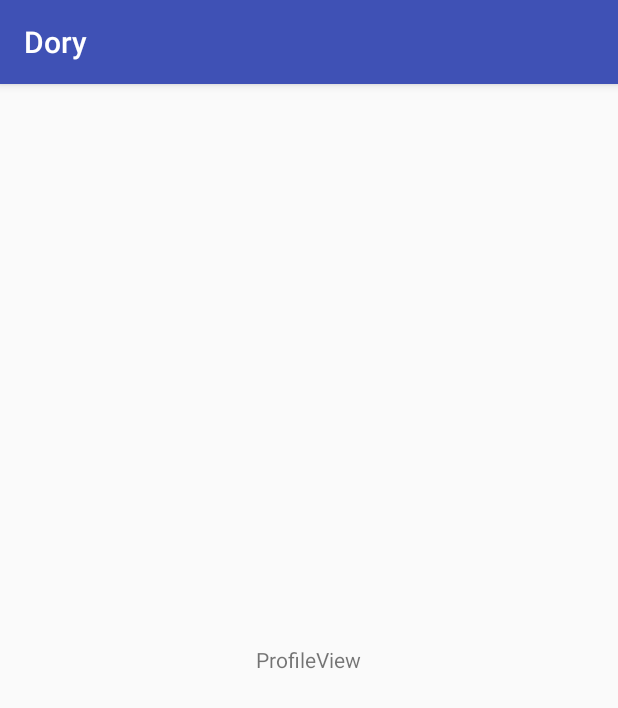
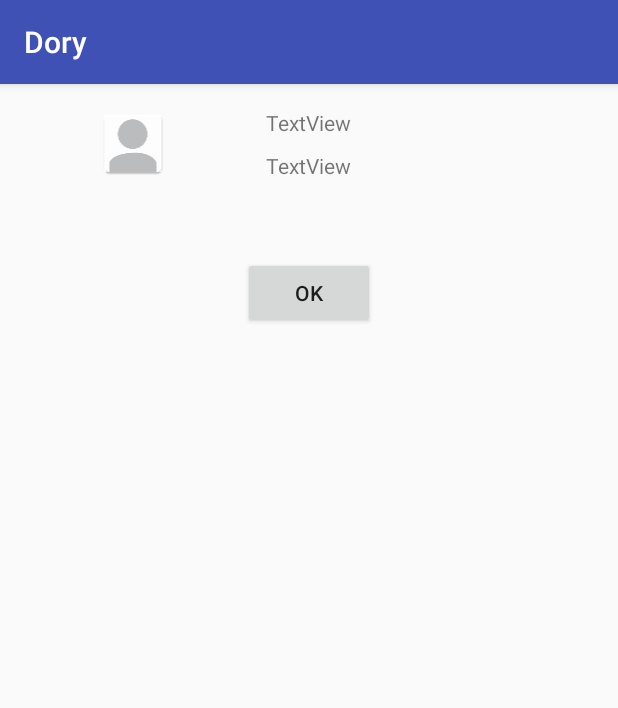
Before and after one commit to LorToso/Dory, an Android app: the UserProfileActivity screen opened directly, with no data from a screen before it, on a phone screen of 412 x 824 dp. Shown: the top 708 px of the screen. Run offline under Robolectric (Android 15) with nearby library versions, the phone set to English and light mode, and no system bars; libraries missing offline, so code that uses them is left out: com.doryapp.backend; 3 statements that could not run were skipped.

Commit message:
Clicking on the profile picture of a user now opens a ProfileActivity.

```diff
--- a/app/src/main/java/com/doryapp/dory/activities/AddFriendActivity.java
+++ b/app/src/main/java/com/doryapp/dory/activities/AddFriendActivity.java
@@ -112,11 +112,9 @@ public class AddFriendActivity extends AppCompatActivity {
 
     private void showProfile(DoryUser user) {
         Intent startActivity = new Intent(this,UserProfileActivity.class);
+        startActivity.putExtra("user", new Gson().toJson(user));
 
-        Bundle extras = new Bundle();
-        extras.putString("user", new Gson().toJson(user));
-
-        startActivity(startActivity, extras);
+        startActivity(startActivity);
     }
 
     private void sendFriendRequestTo(DoryUser user) {
--- a/app/src/main/java/com/doryapp/dory/activities/UserProfileActivity.java
+++ b/app/src/main/java/com/doryapp/dory/activities/UserProfileActivity.java
@@ -3,6 +3,8 @@ package com.doryapp.dory.activities;
 import android.content.Intent;
 import android.support.v7.app.AppCompatActivity;
 import android.os.Bundle;
+import android.view.View;
+import android.widget.TextView;
 
 import com.doryapp.backend.myApi.model.DoryUser;
 import com.doryapp.dory.R;
@@ -24,6 +26,24 @@ public class UserProfileActivity extends AppCompatActivity {
             return;
 
         user = new Gson().fromJson(userJson, DoryUser.class);
-        int i = 0;
+    }
+
+    @Override
+    protected void onStart()
+    {
+        super.onStart();
+        if(user == null)
+            return;
+
+        TextView nameView = (TextView)findViewById(R.id.nameView);
+        nameView.setText(user.getFirstName() + " " + user.getLastName());
+
+        TextView locationView = (TextView)findViewById(R.id.locationView);
+        locationView.setText(user.getLocation() == null ? "NO LOCATION SET" : user.getLocation().getName());
+    }
+
+    public void onClickOK(View v)
+    {
+        finish();
     }
 }
--- a/app/src/main/res/layout/activity_user_profile.xml
+++ b/app/src/main/res/layout/activity_user_profile.xml
@@ -1,5 +1,6 @@
 <?xml version="1.0" encoding="utf-8"?>
 <RelativeLayout xmlns:android="http://schemas.android.com/apk/res/android"
+    xmlns:app="http://schemas.android.com/apk/res-auto"
     xmlns:tools="http://schemas.android.com/tools"
     android:id="@+id/activity_user_profile"
     android:layout_width="match_parent"
@@ -10,11 +11,38 @@
     android:paddingTop="@dimen/activity_vertical_margin"
     tools:context="com.doryapp.dory.activities.UserProfileActivity">
 
-    <TextView
-        android:text="ProfileView"
+    <ImageView
         android:layout_width="wrap_content"
         android:layout_height="wrap_content"
-        android:layout_centerVertical="true"
+        app:srcCompat="@mipmap/ic_no_profile_picture"
+        android:layout_alignParentTop="true"
+        android:layout_alignParentStart="true"
+        android:id="@+id/pictureView"
+        android:layout_toStartOf="@+id/okButton" />
+
+    <TextView
+        android:text="TextView"
+        android:layout_width="wrap_content"
+        android:layout_height="wrap_content"
+        android:layout_alignParentTop="true"
         android:layout_centerHorizontal="true"
-        android:id="@+id/textView13" />
+        android:id="@+id/nameView" />
+
+    <TextView
+        android:text="TextView"
+        android:layout_width="wrap_content"
+        android:layout_height="wrap_content"
+        android:layout_alignBottom="@+id/pictureView"
+        android:layout_alignStart="@+id/nameView"
+        android:id="@+id/locationView" />
+
+    <Button
+        android:text="OK"
+        android:layout_width="wrap_content"
+        android:layout_height="wrap_content"
+        android:layout_below="@+id/locationView"
+        android:layout_centerHorizontal="true"
+        android:layout_marginTop="51dp"
+        android:id="@+id/okButton"
+        android:onClick="onClickOK" />
 </RelativeLayout>
```
